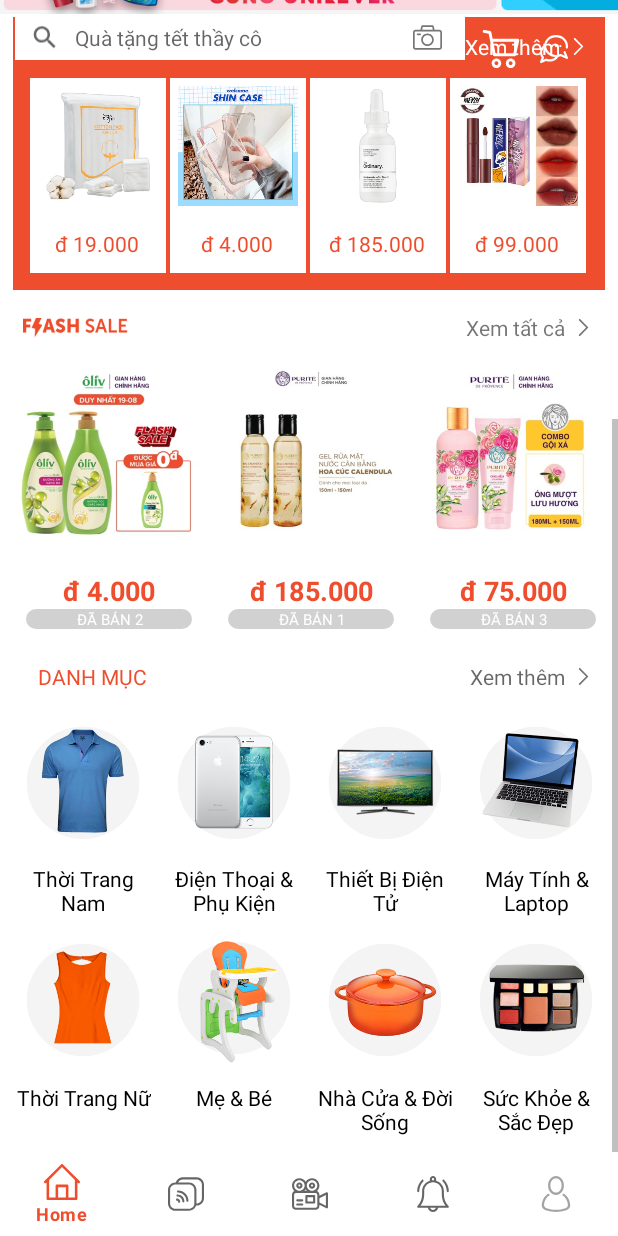
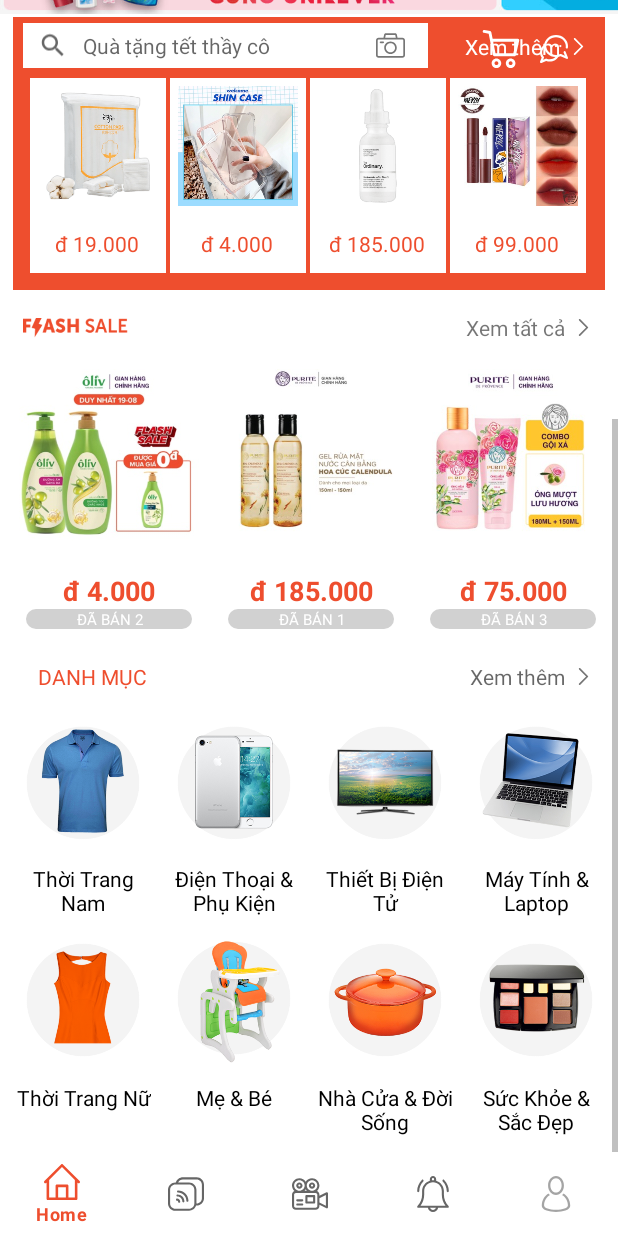
Before and after one commit to dk103200/Android-nhom-3TD, an Android app: the screen it shows after launch (MainActivity), scrolled down 438 dp, on a phone screen of 412 x 824 dp. Run offline under Robolectric (Android 15) with nearby library versions, the phone set to English and light mode, and no system bars; our stand-ins replace Picasso; libraries missing offline, so code that uses them is left out: com.google.zxing.integration, me.relex.circleindicator; plain views replace CircleIndicator; pictures from the network do not load; 4 statements that could not run were skipped.

Commit message:
chuyen may

```diff
--- a/app/src/main/res/layout/fragment_home.xml
+++ b/app/src/main/res/layout/fragment_home.xml
@@ -297,9 +297,9 @@
         android:layout_height="wrap_content"
         android:orientation="horizontal"
 
-        android:padding="10dp">
+        android:padding="15dp">
         <LinearLayout
-            android:layout_width="300dp"
+            android:layout_width="270dp"
             android:layout_height="wrap_content"
             android:layout_gravity="center_vertical"
             android:orientation="horizontal"
--- a/app/src/main/res/layout/fragment_signup.xml
+++ b/app/src/main/res/layout/fragment_signup.xml
@@ -15,6 +15,7 @@
         android:orientation="horizontal">
 
         <ImageView
+            android:id="@+id/back"
             android:layout_width="50dp"
             android:layout_height="50dp"
             android:layout_centerVertical="true"
```
Also changed, not shown: app/src/main/java/com/shopee/me/MeFragment.java (+16 -17 lines).
